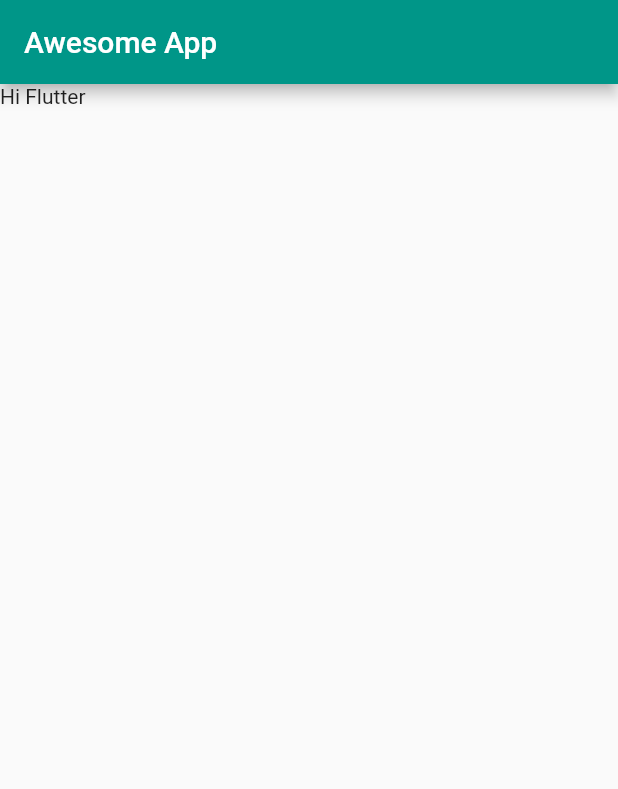
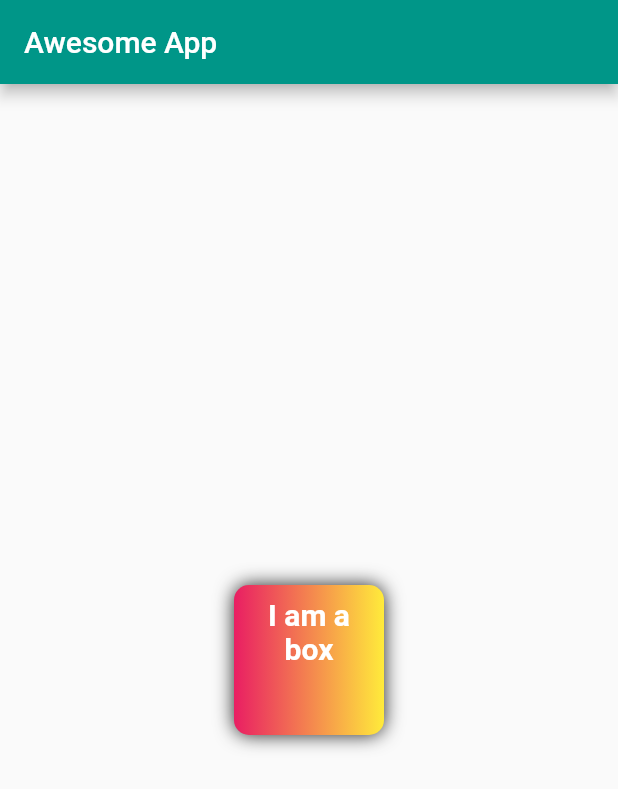
Before and after one commit to thedrivingforc/Flutter_practice, a Flutter app: the screen it shows after launch, on a phone screen of 412 x 824 dp. Shown: the top 789 px of the screen. Run offline on Flutter 3.47's test engine with Material 2 defaults, Android fonts, the light colour scheme and no system bars.

Commit message:
decorations

```diff
--- a/lib/main.dart
+++ b/lib/main.dart
@@ -16,8 +16,38 @@ class Homepage extends StatelessWidget {
       appBar: AppBar(
         title: Text("Awesome App"),
       ),
-      body: Container(
-        child: Text("Hi Flutter"),
+      body: Center(
+        child: Container(
+          padding: const EdgeInsets.all(8),
+          // color: Colors.red,
+          width: 100,
+          height: 100,
+          // clipBehavior: Clip.antiAlias,
+          alignment: Alignment.topLeft,
+          decoration: BoxDecoration(
+              color: Colors.red,
+              // shape: BoxShape.circle,
+              borderRadius: BorderRadius.circular(10),
+              gradient: LinearGradient(colors: [
+                Colors.pink,
+                Colors.yellow,
+              ]),
+              boxShadow: [
+                BoxShadow(
+                  color: Colors.grey[900],
+                  blurRadius: 10,
+                )
+              ]),
+          child: Text(
+            "I am a box ",
+            textAlign: TextAlign.center,
+            style: TextStyle(
+              fontSize: 20,
+              color: Colors.white,
+              fontWeight: FontWeight.bold,
+            ),
+          ),
+        ),
       ),
     );
   }
```
Also changed, not shown: 1 other file.
